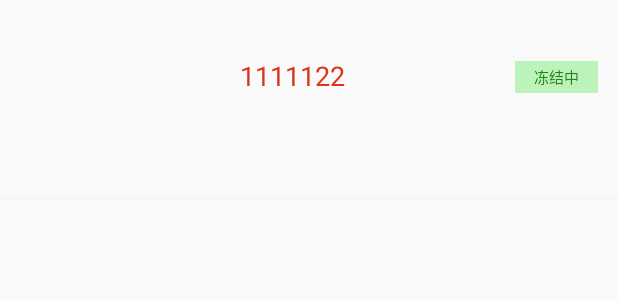
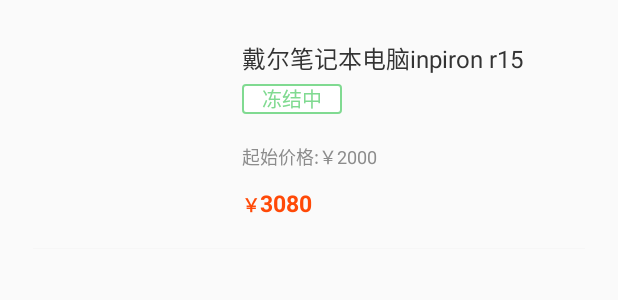
Before and after one commit to display822/hdy, an Android app: the layout item_product_details.xml on its own in the app's theme, with its tools: preview values and no code run, on a phone screen of 412 x 824 dp. Shown: the top 300 px of the screen. Run offline under Robolectric (Android 15) with nearby library versions, the phone set to English and light mode, and no system bars; plain views replace RoundedImageView.

Commit message:
我的仓库列表

```diff
--- a/QBStore/app/src/main/java/org/store/android/rw/haoduoyu/adapter/MyWareHouseAdapter.java
+++ b/QBStore/app/src/main/java/org/store/android/rw/haoduoyu/adapter/MyWareHouseAdapter.java
@@ -18,9 +18,9 @@
     protected void convert(BaseViewHolder helper, ProductDetailsData item) {
         GlideUtils.loadImage(mContext,item.getProductPic(),(RoundedImageView)helper.getView(R.id.iv_item_ico));
         helper.setVisible(R.id.ll_item_old_price, true);
-        helper.setText(R.id.tv_item_price, item.getPrice() + "")
+        helper.setText(R.id.tv_item_price, "" + item.getPrice())
                 .setText(R.id.tv_item_title, item.getProductName())
-                .setText(R.id.tv_item_old_price, item.getPrice() + "")
+                .setText(R.id.tv_item_old_price, "￥" + item.getPrice())
                 .setText(R.id.tv_item_type, getTypeText(item.getStatus()));
 
     }
--- a/QBStore/app/src/main/java/org/store/android/rw/haoduoyu/ui/activity/BaseActivity.java
+++ b/QBStore/app/src/main/java/org/store/android/rw/haoduoyu/ui/activity/BaseActivity.java
@@ -163,7 +163,7 @@
 //     * @param type
 //     */
     public void setToolBarColor() {
-        mToolbar.setBackgroundColor(ContextCompat.getColor(this, R.color.white));
+        mToolbar.setBackgroundColor(ContextCompat.getColor(this, R.color.fb));
         mToolbarTitle.setTextColor(ContextCompat.getColor(this, R.color.rgb_333333));
         mToolbarSubTitle.setTextColor(ContextCompat.getColor(this, R.color.rgb_333333));
         if ( isShowBacking()){
--- /dev/null
+++ b/QBStore/app/src/main/res/drawable/shape_ware_status.xml
@@ -0,0 +1,10 @@
+<?xml version="1.0" encoding="utf-8"?>
+<shape xmlns:android="http://schemas.android.com/apk/res/android"
+    android:shape="rectangle">
+
+    <!--线宽为dashWith，线之间空隙dashGap，dashGap=0dp时，是实线 -->
+    <solid android:color="@color/white"/>
+    <stroke android:color="#80da91" android:width="@dimen/x2"/>
+    <!-- 矩形的圆角半径 -->
+    <corners android:radius="2dp" />
+</shape>
--- a/QBStore/app/src/main/res/layout/item_product_details.xml
+++ b/QBStore/app/src/main/res/layout/item_product_details.xml
@@ -7,92 +7,100 @@
 
     <RelativeLayout
         android:layout_width="match_parent"
-        android:layout_height="@dimen/y244"
-        android:paddingLeft="@dimen/x24"
-        android:paddingRight="@dimen/x24">
+        android:layout_height="wrap_content"
+        android:paddingLeft="@dimen/x26"
+        android:paddingRight="@dimen/x26">
 
 
         <com.makeramen.roundedimageview.RoundedImageView
             android:id="@+id/iv_item_ico"
             android:layout_width="@dimen/x240"
-            android:layout_height="@dimen/y180"
+            android:layout_height="@dimen/x240"
             android:layout_centerVertical="true"
+            android:layout_marginBottom="@dimen/y30"
             android:layout_marginRight="@dimen/x24"
+            android:layout_marginTop="@dimen/y30"
             android:scaleType="centerCrop"
-            app:riv_corner_radius="10dp"
+            app:riv_corner_radius="5dp"
             app:riv_oval="false" />
 
         <LinearLayout
             android:layout_width="match_parent"
-            android:layout_height="wrap_content"
+            android:layout_height="@dimen/x240"
             android:layout_centerVertical="true"
             android:layout_toRightOf="@+id/iv_item_ico"
             android:orientation="vertical">
 
-            <RelativeLayout
-                android:id="@+id/rl_item_top_content"
-                android:layout_width="match_parent"
-                android:layout_height="@dimen/y40"
-                android:gravity="center_vertical">
+            <TextView
+                android:id="@+id/tv_item_title"
+                android:layout_width="wrap_content"
+                android:layout_height="wrap_content"
+                android:layout_marginTop="@dimen/y20"
+                android:includeFontPadding="false"
+                android:text="戴尔笔记本电脑inpiron r15"
+                android:textColor="@color/rgb_333333"
+                android:textSize="16sp" />
 
+            <TextView
+                android:id="@+id/tv_item_type"
+                android:layout_width="@dimen/x120"
+                android:layout_height="@dimen/y38"
+                android:layout_marginTop="@dimen/y10"
+                android:background="@drawable/shape_ware_status"
+                android:gravity="center"
+                android:includeFontPadding="false"
+                android:text="冻结中"
+                android:textColor="#80da91"
+                android:textSize="13sp" />
+
+
+            <LinearLayout
+                android:id="@+id/ll_item_old_price"
+                android:layout_width="wrap_content"
+                android:layout_height="wrap_content"
+                android:layout_marginTop="@dimen/y36"
+                android:orientation="horizontal">
+
+                <TextView
+                    android:layout_width="wrap_content"
+                    android:layout_height="wrap_content"
+                    android:text="起始价格:"
+                    android:textColor="#8c8c8c"
+                    android:textSize="12sp" />
+
+                <TextView
+                    android:id="@+id/tv_item_old_price"
+                    android:layout_width="wrap_content"
+                    android:layout_height="wrap_content"
+                    android:text="￥2000"
+                    android:textColor="#8c8c8c"
+                    android:textSize="12sp" />
+
+            </LinearLayout>
+
+            <LinearLayout
+                android:layout_width="wrap_content"
+                android:layout_height="wrap_content"
+                android:layout_marginTop="@dimen/y26"
+                android:orientation="horizontal">
+
+                <TextView
+                    android:layout_width="wrap_content"
+                    android:layout_height="wrap_content"
+                    android:text="￥"
+                    android:textColor="#ff4907"
+                    android:textStyle="bold"
+                    android:textSize="12sp" />
                 <TextView
                     android:id="@+id/tv_item_price"
                     android:layout_width="wrap_content"
                     android:layout_height="wrap_content"
                     android:gravity="center"
                     android:includeFontPadding="false"
-                    android:text="1111122"
-
-                    android:textColor="@color/rgb_dd3217"
-                    android:textSize="18sp" />
-
-                <TextView
-                    android:id="@+id/tv_item_type"
-                    android:layout_width="@dimen/x100"
-                    android:layout_height="match_parent"
-                    android:layout_alignParentRight="true"
-                    android:background="@color/rgb_bcf3bb"
-                    android:gravity="center"
-                    android:includeFontPadding="false"
-                    android:text="冻结中"
-                    android:textColor="@color/rgb_22851b"
-                    android:textSize="10sp" />
-            </RelativeLayout>
-
-            <TextView
-                android:id="@+id/tv_item_title"
-                android:layout_width="wrap_content"
-                android:layout_height="wrap_content"
-                android:layout_below="@+id/rl_item_top_content"
-                android:layout_marginTop="@dimen/y20"
-                android:includeFontPadding="false"
-                android:textColor="@color/rgb_333333"
-                android:textSize="14sp" />
-
-            <LinearLayout
-                android:id="@+id/ll_item_old_price"
-                android:layout_width="wrap_content"
-                android:layout_height="wrap_content"
-                android:layout_marginTop="@dimen/y20"
-                android:orientation="horizontal"
-                android:visibility="gone">
-
-                <TextView
-                    android:layout_width="wrap_content"
-                    android:layout_height="wrap_content"
-                    android:text="起始价格:"
-                    android:textColor="@color/rgb_999999"
-                    android:textSize="12sp" />
-
-                <TextView
-                    android:id="@+id/tv_item_old_price"
-                    android:layout_width="wrap_content"
-                    android:layout_height="wrap_content"
-                    android:text="$2000"
-                    android:textColor="@color/rgb_333333"
-                    android:textSize="12sp" />
-
-
+                    android:text="3080"
+                    android:textStyle="bold"
+                    android:textColor="#ff4907"
+                    android:textSize="15sp" />
             </LinearLayout>
 
             <TextView
@@ -111,10 +119,10 @@
             <RelativeLayout
                 android:id="@+id/rl_item_date"
                 android:layout_width="match_parent"
-                android:visibility="gone"
                 android:layout_height="wrap_content"
+                android:layout_below="@+id/rl_item_top_content"
                 android:layout_marginTop="@dimen/y20"
-                android:layout_below="@+id/rl_item_top_content">
+                android:visibility="gone">
 
                 <TextView
                     android:id="@+id/tv_item_date"
@@ -131,14 +139,13 @@
                     android:id="@+id/tv_item_order_type"
                     android:layout_width="wrap_content"
                     android:layout_height="wrap_content"
+                    android:layout_alignParentRight="true"
+                    android:layout_centerVertical="true"
                     android:includeFontPadding="false"
-                    android:visibility="gone"
                     android:text="冻结中"
-                    android:layout_centerVertical="true"
-                    android:layout_alignParentRight="true"
-                    android:textSize="10sp" />
+                    android:textSize="10sp"
+                    android:visibility="gone" />
             </RelativeLayout>
-
 
         </LinearLayout>
 
@@ -146,6 +153,8 @@
 
     <View
         android:layout_width="match_parent"
-        android:layout_height="@dimen/y8"
+        android:layout_height="@dimen/y1"
+        android:layout_marginLeft="@dimen/x40"
+        android:layout_marginRight="@dimen/x40"
         android:background="@color/rgb_f6f6f6" />
 </LinearLayout>
--- a/QBStore/app/src/main/res/values/colors.xml
+++ b/QBStore/app/src/main/res/values/colors.xml
@@ -4,6 +4,7 @@
     <color name="colorPrimaryDark">#303F9F</color>
     <color name="colorAccent">#FF4081</color>
     <color name="white">#FFFFFF</color>
+    <color name="fb">#fbfbfb</color>
     <color name="transparent">#00000000</color><!--透明色 -->
     <color name="ivory">#FFFFF0</color><!--象牙色 -->
     <color name="lightyellow">#FFFFE0</color><!--亮黄色 -->
```
